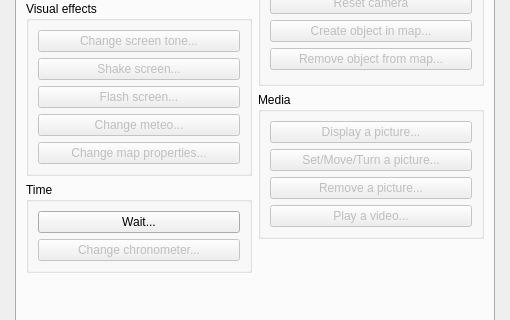
The window that Editor/Dialogs/dialogcommands.ui (RPG-Paper-Maker/RPG-Paper-Maker) describes before a commit, drawn with Qt 5; both pictures show x 0 to 510 and y 197 to 517 of the 510 by 600 pixel window.
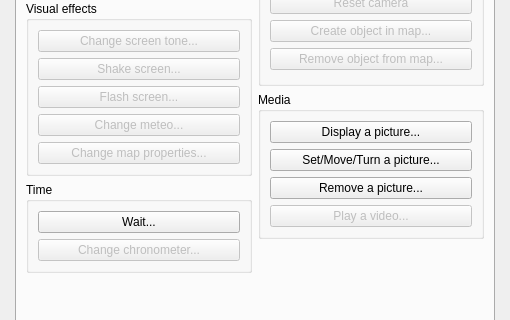
The same window after the commit.

```diff
--- a/Editor/Dialogs/dialogcommands.ui
+++ b/Editor/Dialogs/dialogcommands.ui
@@ -242,7 +242,7 @@
               <item>
                <widget class="QPushButton" name="pushButtonDisplayPicture">
                 <property name="enabled">
-                 <bool>false</bool>
+                 <bool>true</bool>
                 </property>
                 <property name="text">
                  <string>Display a picture...</string>
@@ -252,7 +252,7 @@
               <item>
                <widget class="QPushButton" name="pushButtonSetMoveTurnPicture">
                 <property name="enabled">
-                 <bool>false</bool>
+                 <bool>true</bool>
                 </property>
                 <property name="text">
                  <string>Set/Move/Turn a picture...</string>
@@ -262,7 +262,7 @@
               <item>
                <widget class="QPushButton" name="pushButtonRemovePicture">
                 <property name="enabled">
-                 <bool>false</bool>
+                 <bool>true</bool>
                 </property>
                 <property name="text">
                  <string>Remove a picture...</string>
```
